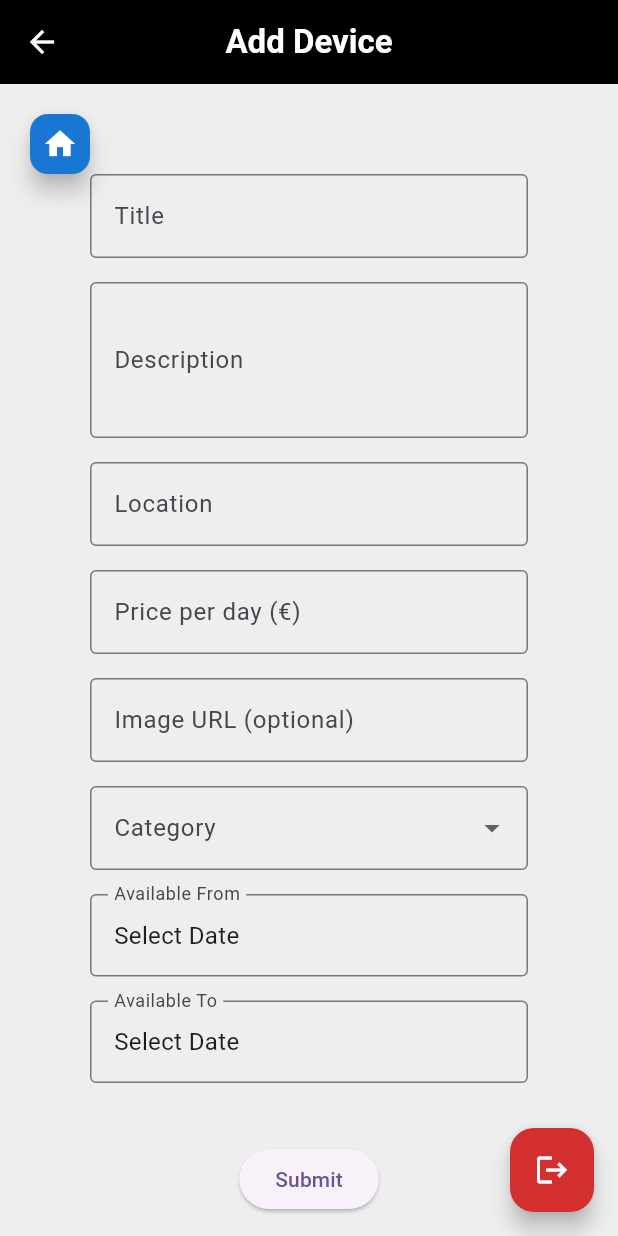
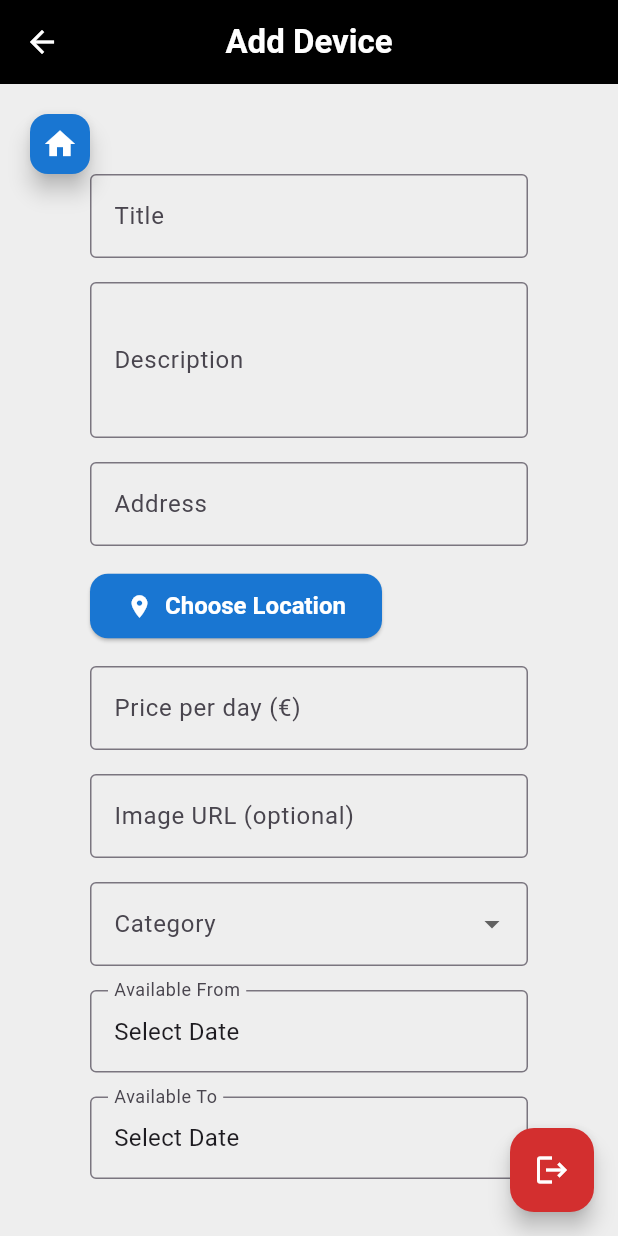
Before and after one commit to eKnitisi/toestelApplicatie, a Flutter app: the AddRentalScreen screen opened by its route, on a phone screen of 412 x 824 dp. Run offline on Flutter 3.47's test engine with Material 3 defaults, Android fonts, the phone set to English and light mode, and no system bars; our stand-ins replace cloud_firestore, firebase_auth, firebase_core, flutter_map, geolocator, latlong2; accounts and stored records are empty.

Commit message:
choose location werkt

```diff
--- a/flutter_application_intro_mobile/lib/Screens/add_rental_screen.dart
+++ b/flutter_application_intro_mobile/lib/Screens/add_rental_screen.dart
@@ -1,9 +1,11 @@
 import 'package:flutter/material.dart';
+import 'package:flutter_application_intro_mobile/Screens/choose_location_page.dart';
 import '../Widgets/base_scaffold.dart';
 import '../Widgets/date_picker.dart';
 import '../models/device_model.dart';
 import '../Services/auth_service.dart';
 import '../Services/device_service.dart'; // DeviceService importeren
+import 'package:latlong2/latlong.dart';
 
 class AddRentalScreen extends StatefulWidget {
   const AddRentalScreen({super.key});
@@ -33,9 +35,11 @@ class _AddRentalScreenState extends State<AddRentalScreen> {
 
   final TextEditingController _titleController = TextEditingController();
   final TextEditingController _descriptionController = TextEditingController();
-  final TextEditingController _locationController = TextEditingController();
   final TextEditingController _priceController = TextEditingController();
   final TextEditingController _imageUrlController = TextEditingController();
+  final TextEditingController _addressController = TextEditingController();
+  double? _latitude;
+  double? _longitude;
 
   Future<void> _pickFromDate(BuildContext context) async {
     final DateTime? picked = await showDatePicker(
@@ -64,6 +68,20 @@ class _AddRentalScreenState extends State<AddRentalScreen> {
     if (picked != null && picked != _availableTo) {
       setState(() {
         _availableTo = picked;
+      });
+    }
+  }
+
+  Future<void> _chooseLocation() async {
+    final LatLng? selectedLocation = await Navigator.push(
+      context,
+      MaterialPageRoute(builder: (context) => const MapPage()),
+    );
+
+    if (selectedLocation != null) {
+      setState(() {
+        _latitude = selectedLocation.latitude;
+        _longitude = selectedLocation.longitude;
       });
     }
   }
@@ -97,6 +115,13 @@ class _AddRentalScreenState extends State<AddRentalScreen> {
       return;
     }
 
+    if (_latitude == null || _longitude == null) {
+      ScaffoldMessenger.of(
+        context,
+      ).showSnackBar(const SnackBar(content: Text('Please choose a location')));
+      return;
+    }
+
     final currentUser = await AuthService.getCurrentUser();
     if (currentUser == null) {
       ScaffoldMessenger.of(
@@ -115,7 +140,9 @@ class _AddRentalScreenState extends State<AddRentalScreen> {
       title: _titleController.text.trim(),
       description: _descriptionController.text.trim(),
       category: _selectedCategory!,
-      location: _locationController.text.trim(),
+      address: _addressController.text.trim(),
+      latitude: _latitude ?? 0.0, // hier gebruik je de echte coords
+      longitude: _longitude ?? 0.0,
       pricePerDay: price,
       imageUrl: imageUrl,
       ownerId: currentUser.uid,
@@ -155,7 +182,29 @@ class _AddRentalScreenState extends State<AddRentalScreen> {
                 'Description',
                 maxLines: 3,
               ),
-              _buildTextField(_locationController, 'Location'),
+              _buildTextField(_addressController, 'Address'),
+
+              Padding(
+                padding: const EdgeInsets.only(bottom: 16.0),
+                child: Column(
+                  crossAxisAlignment: CrossAxisAlignment.start,
+                  children: [
+                    ElevatedButton.icon(
+                      onPressed: _chooseLocation,
+                      icon: const Icon(Icons.location_on),
+                      label: const Text('Choose Location'),
+                    ),
+                    if (_latitude != null && _longitude != null)
+                      Padding(
+                        padding: const EdgeInsets.only(top: 8.0),
+                        child: Text(
+                          'Selected location: ($_latitude, $_longitude)',
+                        ),
+                      ),
+                  ],
+                ),
+              ),
+
               _buildTextField(
                 _priceController,
                 'Price per day (€)',
--- a/flutter_application_intro_mobile/lib/Screens/home_screen.dart
+++ b/flutter_application_intro_mobile/lib/Screens/home_screen.dart
@@ -1,7 +1,6 @@
 import 'package:flutter/material.dart';
 import 'package:flutter_application_intro_mobile/Widgets/base_scaffold.dart';
 import 'package:flutter_application_intro_mobile/Screens/add_rental_screen.dart';
-import 'package:flutter_application_intro_mobile/Widgets/map_page.dart';
 
 class MyHomePage extends StatelessWidget {
   final String title;
@@ -26,12 +25,12 @@ class MyHomePage extends StatelessWidget {
                 );
               }),
               const SizedBox(height: 24),
-              _buildButton(context, "Browse appliances (Map)", () {
+              /*               _buildButton(context, "Browse appliances (Map)", () {
                 Navigator.push(
                   context,
                   MaterialPageRoute(builder: (context) => MapPage()),
                 );
-              }),
+              }), */
               const SizedBox(height: 24),
               _buildButton(context, "My Reservations", () {
                 Navigator.pushNamed(context, '/reservations');
--- a/flutter_application_intro_mobile/lib/Services/device_service.dart
+++ b/flutter_application_intro_mobile/lib/Services/device_service.dart
@@ -40,7 +40,9 @@ class DeviceService {
       title: device.title,
       description: device.description,
       category: device.category,
-      location: device.location,
+      address: device.address,
+      latitude: device.latitude,
+      longitude: device.longitude,
       pricePerDay: device.pricePerDay,
       imageUrl: device.imageUrl,
       ownerId: device.ownerId,
--- a/flutter_application_intro_mobile/lib/models/device_model.dart
+++ b/flutter_application_intro_mobile/lib/models/device_model.dart
@@ -3,7 +3,9 @@ class DeviceModel {
   final String title;
   final String description;
   final String category;
-  final String location;
+  final String address;
+  final double? latitude;
+  final double? longitude;
   final double pricePerDay;
   final String imageUrl;
   final String ownerId;
@@ -15,7 +17,9 @@ class DeviceModel {
     required this.title,
     required this.description,
     required this.category,
-    required this.location,
+    required this.address,
+    required this.latitude,
+    required this.longitude,
     required this.pricePerDay,
     required this.imageUrl,
     required this.ownerId,
@@ -24,12 +28,15 @@ class DeviceModel {
   });
 
   factory DeviceModel.fromMap(String id, Map<String, dynamic> map) {
+    final location = map['location'] as Map<String, dynamic>? ?? {};
     return DeviceModel(
       id: id,
       title: map['title'] ?? '',
       description: map['description'] ?? '',
       category: map['category'] ?? '',
-      location: map['location'] ?? '',
+      address: map['address'] ?? '',
+      latitude: (location['latitude'] ?? 0).toDouble(),
+      longitude: (location['longitude'] ?? 0).toDouble(),
       pricePerDay: (map['pricePerDay'] ?? 0).toDouble(),
       imageUrl: map['imageUrl'] ?? '',
       ownerId: map['ownerId'] ?? '',
@@ -43,7 +50,8 @@ class DeviceModel {
       'title': title,
       'description': description,
       'category': category,
-      'location': location,
+      'address': address,
+      'location': {'latitude': latitude, 'longitude': longitude},
       'pricePerDay': pricePerDay,
       'imageUrl': imageUrl,
       'ownerId': ownerId,
--- a/flutter_application_intro_mobile/pubspec.yaml
+++ b/flutter_application_intro_mobile/pubspec.yaml
@@ -39,6 +39,7 @@ dependencies:
   # Use with the CupertinoIcons class for iOS style icons.
   cupertino_icons: ^1.0.8
   cloud_firestore: ^5.6.7
+  geolocator: ^14.0.0
 
 dev_dependencies:
   flutter_test:
```
Also changed, not shown: flutter_application_intro_mobile/lib/Screens/choose_location_page.dart (added, +135 -0 lines), flutter_application_intro_mobile/lib/Widgets/map_page.dart (deleted, +0 -60 lines), flutter_application_intro_mobile/lib/main.dart (+14 -0 lines).
